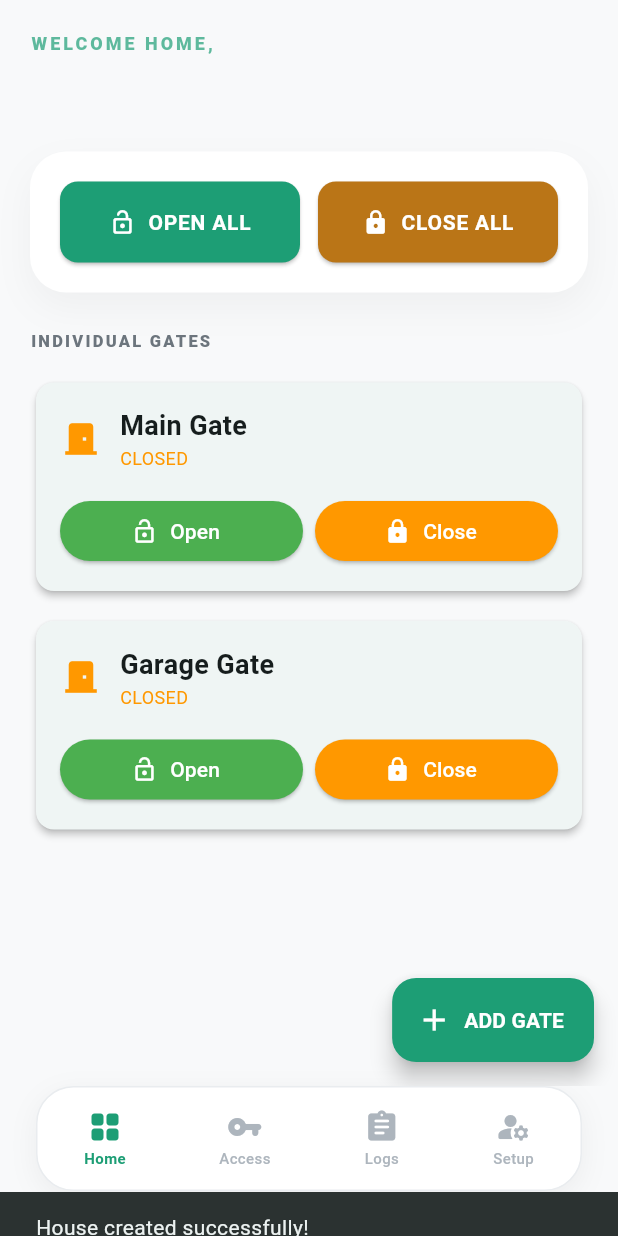
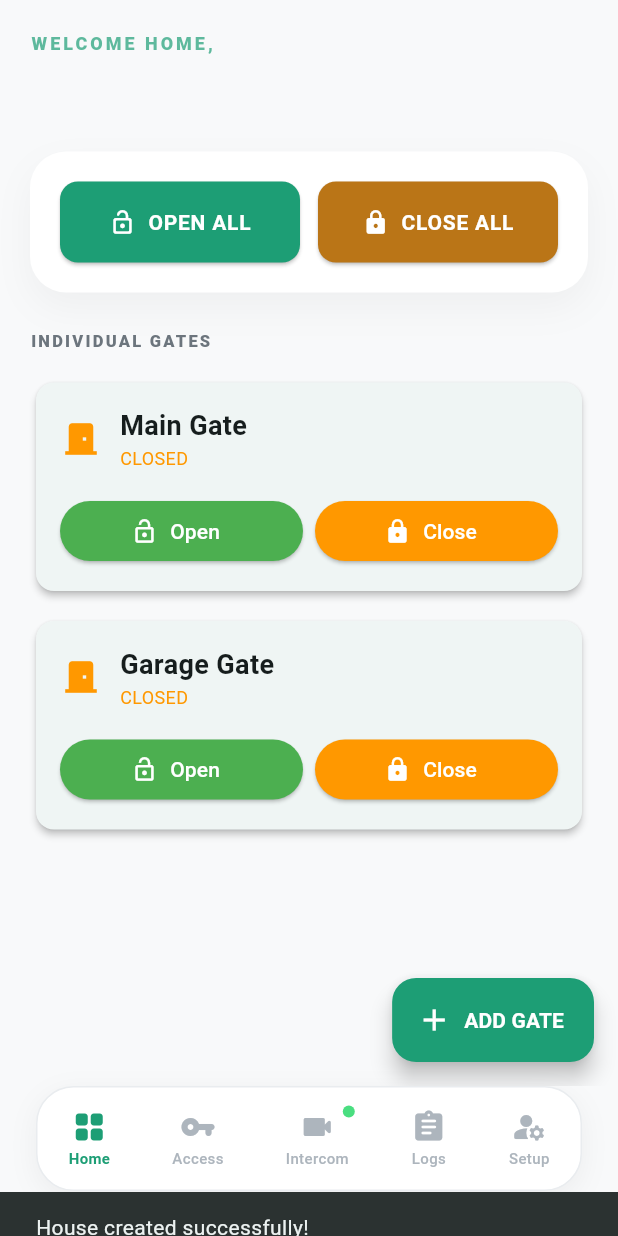
Before and after one commit to Yahia-Elshobokshy/Intelligent-Agents, a Flutter app: the screen it shows once a user with an empty profile is signed in, after a tap on "CREATE NEW HOUSE", on a phone screen of 412 x 824 dp. Run offline on Flutter 3.47's test engine with Material 3 defaults, Android fonts, the phone set to English and light mode, and no system bars; our stand-ins replace cloud_firestore, firebase_auth, firebase_core, flutter_riverpod, go_router, share_plus; accounts and stored records are empty; generated files the repository leaves out were written again.

Commit message:
Add Intercom screen and nav tab
Introduce a new Intercom screen (lib/screens/intercom/intercom_screen.dart) with a complete UI, Riverpod state notifier, stubbed ESP32 stream/audio placeholders, mic toggle logic, and simulated speaking indicator. Add logo asset (assets/logo.png) and update .gitignore to ignore .vscode. Integrate IntercomScreen into the main navigation (main_navigation_screen.dart) as a new tab, adjust nav item indices/labels, and add a subtle live-dot badge for the Intercom tab when inactive.

```diff
--- /dev/null
+++ b/mobile app/lib/screens/intercom/intercom_screen.dart
@@ -0,0 +1,583 @@
+import 'dart:async';
+import 'package:flutter/material.dart';
+import 'package:flutter/services.dart';
+import 'package:flutter_riverpod/flutter_riverpod.dart';
+
+// ─── Stub imports (replace with real packages) ────────────────────────────────
+// import 'package:flutter_vlc_player/flutter_vlc_player.dart';
+// import 'package:record/record.dart';
+// import 'package:permission_handler/permission_handler.dart';
+
+// ─── ESP32 config ─────────────────────────────────────────────────────────────
+// const String _esp32BaseUrl  = 'http://192.168.1.XXX';   // ← ESP32 local IP
+// const String _streamUrl     = '$_esp32BaseUrl/stream';   // ← MJPEG stream endpoint
+// const String _audioOutUrl   = '$_esp32BaseUrl/audio/in'; // ← POST PCM chunks here
+// const String _audioInUrl    = '$_esp32BaseUrl/audio/out';// ← GET PCM stream here
+const String _streamUrl = 'http://placeholder-stream';
+
+// ─── Simple state ─────────────────────────────────────────────────────────────
+class _IntercomState {
+  final bool isMuted;
+  final bool isConnected;
+  final bool isSpeaking;   // ESP32 visitor is speaking (VU meter placeholder)
+  const _IntercomState({
+    this.isMuted     = true,
+    this.isConnected = false,
+    this.isSpeaking  = false,
+  });
+  _IntercomState copyWith({bool? isMuted, bool? isConnected, bool? isSpeaking}) =>
+      _IntercomState(
+        isMuted:     isMuted     ?? this.isMuted,
+        isConnected: isConnected ?? this.isConnected,
+        isSpeaking:  isSpeaking  ?? this.isSpeaking,
+      );
+}
+
+final _intercomProvider =
+    StateNotifierProvider.autoDispose<_IntercomNotifier, _IntercomState>(
+  (_) => _IntercomNotifier(),
+);
+
+class _IntercomNotifier extends StateNotifier<_IntercomState> {
+  _IntercomNotifier() : super(const _IntercomState()) {
+    _connect();
+  }
+
+  Timer? _speakTimer;
+
+  Future<void> _connect() async {
+    // ← ESP32: open MJPEG stream + audio-out stream here
+    await Future.delayed(const Duration(milliseconds: 600));
+    state = state.copyWith(isConnected: true);
+
+    // Simulate visitor speaking periodically (remove once real audio arrives)
+    _speakTimer = Timer.periodic(const Duration(seconds: 3), (_) {
+      state = state.copyWith(isSpeaking: true);
+      Future.delayed(const Duration(milliseconds: 900),
+          () => state = state.copyWith(isSpeaking: false));
+    });
+  }
+
+  void toggleMute() {
+    final muting = !state.isMuted;
+    state = state.copyWith(isMuted: muting);
+    if (muting) {
+      // ← ESP32: stop sending mic chunks
+      _stopMicStream();
+    } else {
+      // ← ESP32: start sending mic chunks to /audio/in
+      _startMicStream();
+    }
+  }
+
+  void _startMicStream() {
+    // Replace with: record package → HTTP chunked POST to _audioOutUrl
+    debugPrint('[Intercom] Mic → ESP32 started');
+  }
+
+  void _stopMicStream() {
+    debugPrint('[Intercom] Mic → ESP32 stopped');
+  }
+
+  @override
+  void dispose() {
+    _speakTimer?.cancel();
+    _stopMicStream();
+    // ← ESP32: close streams
+    super.dispose();
+  }
+}
+
+
+// ─── Screen ───────────────────────────────────────────────────────────────────
+class IntercomScreen extends ConsumerWidget {
+  const IntercomScreen({super.key});
+
+  @override
+  Widget build(BuildContext context, WidgetRef ref) {
+    final state = ref.watch(_intercomProvider);
+    final notifier = ref.read(_intercomProvider.notifier);
+    final top = MediaQuery.of(context).padding.top;
+
+    return AnnotatedRegion<SystemUiOverlayStyle>(
+      value: SystemUiOverlayStyle.light,
+      child: Scaffold(
+        backgroundColor: const Color(0xFF0A0E1A),
+        body: Stack(
+          children: [
+            // ── Camera feed (full screen) ──────────────────────────────────
+            Positioned.fill(
+              child: _CameraFeedWidget(
+                streamUrl:   _streamUrl,
+                isConnected: state.isConnected,
+              ),
+            ),
+
+            // ── Top gradient ───────────────────────────────────────────────
+            Positioned(
+              top: 0, left: 0, right: 0,
+              height: top + 100,
+              child: DecoratedBox(
+                decoration: BoxDecoration(
+                  gradient: LinearGradient(
+                    begin: Alignment.topCenter,
+                    end: Alignment.bottomCenter,
+                    colors: [
+                      Colors.black.withOpacity(0.75),
+                      Colors.transparent,
+                    ],
+                  ),
+                ),
+              ),
+            ),
+
+            // ── Bottom gradient ────────────────────────────────────────────
+            const Positioned(
+              bottom: 0, left: 0, right: 0,
+              height: 260,
+              child: DecoratedBox(
+                decoration: BoxDecoration(
+                  gradient: LinearGradient(
+                    begin: Alignment.bottomCenter,
+                    end: Alignment.topCenter,
+                    colors: [Colors.black, Colors.transparent],
+                  ),
+                ),
+              ),
+            ),
+
+            // ── Top bar ────────────────────────────────────────────────────
+            Positioned(
+              top: top + 8,
+              left: 16,
+              right: 16,
+              child: _TopBar(isConnected: state.isConnected),
+            ),
+
+            // ── Visitor speaking indicator ──────────────────────────────────
+            if (state.isSpeaking)
+              Positioned(
+                top: top + 70,
+                left: 0, right: 0,
+                child: const _SpeakingBanner(),
+              ),
+
+            // ── Bottom controls ─────────────────────────────────────────────
+            Positioned(
+              bottom: 36,
+              left: 24, right: 24,
+              child: _BottomControls(
+                isMuted: state.isMuted,
+                onToggleMute: notifier.toggleMute,
+              ),
+            ),
+          ],
+        ),
+      ),
+    );
+  }
+}
+
+
+// ─── Camera feed ──────────────────────────────────────────────────────────────
+class _CameraFeedWidget extends StatelessWidget {
+  final String streamUrl;
+  final bool isConnected;
+  const _CameraFeedWidget({required this.streamUrl, required this.isConnected});
+
+  @override
+  Widget build(BuildContext context) {
+    if (!isConnected) {
+      return const _ConnectingPlaceholder();
+    }
+
+    // ← ESP32: swap this Container for VlcPlayer pointing at _streamUrl
+    //   VlcPlayerController _ctrl = VlcPlayerController.network(streamUrl,
+    //       hwAcc: HwAcc.full, autoPlay: true);
+    //   return VlcPlayer(controller: _ctrl, aspectRatio: 4/3, placeholder: ...);
+    return Container(
+      color: const Color(0xFF0D1220),
+      child: Center(
+        child: Column(
+          mainAxisSize: MainAxisSize.min,
+          children: [
+            Icon(Icons.videocam_rounded,
+                size: 64, color: Colors.white.withOpacity(0.12)),
+            const SizedBox(height: 12),
+            Text(
+              'Camera stream\n$streamUrl',
+              textAlign: TextAlign.center,
+              style: TextStyle(
+                color: Colors.white.withOpacity(0.18),
+                fontSize: 12,
+                fontFamily: 'monospace',
+              ),
+            ),
+          ],
+        ),
+      ),
+    );
+  }
+}
+
+class _ConnectingPlaceholder extends StatefulWidget {
+  const _ConnectingPlaceholder();
+  @override
+  State<_ConnectingPlaceholder> createState() => _ConnectingPlaceholderState();
+}
+
+class _ConnectingPlaceholderState extends State<_ConnectingPlaceholder>
+    with SingleTickerProviderStateMixin {
+  late AnimationController _ctrl;
+  late Animation<double> _pulse;
+
+  @override
+  void initState() {
+    super.initState();
+    _ctrl = AnimationController(
+        vsync: this, duration: const Duration(milliseconds: 1200))
+      ..repeat(reverse: true);
+    _pulse = Tween(begin: 0.4, end: 1.0).animate(
+        CurvedAnimation(parent: _ctrl, curve: Curves.easeInOut));
+  }
+
+  @override
+  void dispose() { _ctrl.dispose(); super.dispose(); }
+
+  @override
+  Widget build(BuildContext context) {
+    return Container(
+      color: const Color(0xFF080C16),
+      child: Center(
+        child: AnimatedBuilder(
+          animation: _pulse,
+          builder: (_, __) => Opacity(
+            opacity: _pulse.value,
+            child: Column(
+              mainAxisSize: MainAxisSize.min,
+              children: [
+                const Icon(Icons.wifi_find_rounded,
+                    size: 48, color: Color(0xFF4A90D9)),
+                const SizedBox(height: 16),
+                Text('Connecting to device…',
+                    style: TextStyle(
+                        color: Colors.white.withOpacity(0.5),
+                        fontSize: 14,
+                        letterSpacing: 0.5)),
+              ],
+            ),
+          ),
+        ),
+      ),
+    );
+  }
+}
+
+
+// ─── Top bar ──────────────────────────────────────────────────────────────────
+class _TopBar extends StatelessWidget {
+  final bool isConnected;
+  const _TopBar({required this.isConnected});
+
+  @override
+  Widget build(BuildContext context) {
+    return Row(
+      children: [
+        // Back button
+        GestureDetector(
+          onTap: () => Navigator.of(context).maybePop(),
+          child: Container(
+            width: 40, height: 40,
+            decoration: BoxDecoration(
+              color: Colors.white.withOpacity(0.12),
+              borderRadius: BorderRadius.circular(12),
+            ),
+            child: const Icon(Icons.arrow_back_ios_new_rounded,
+                color: Colors.white, size: 18),
+          ),
+        ),
+        const SizedBox(width: 14),
+
+        // Title
+        Expanded(
+          child: Column(
+            crossAxisAlignment: CrossAxisAlignment.start,
+            children: [
+              const Text('Front Door',
+                  style: TextStyle(
+                      color: Colors.white,
+                      fontSize: 17,
+                      fontWeight: FontWeight.w700,
+                      letterSpacing: 0.2)),
+              Row(
+                children: [
+                  AnimatedContainer(
+                    duration: const Duration(milliseconds: 400),
+                    width: 7, height: 7,
+                    decoration: BoxDecoration(
+                      shape: BoxShape.circle,
+                      color: isConnected
+                          ? const Color(0xFF4ADE80)
+                          : const Color(0xFFF87171),
+                    ),
+                  ),
+                  const SizedBox(width: 5),
+                  Text(
+                    isConnected ? 'Live' : 'Connecting…',
+                    style: TextStyle(
+                        color: Colors.white.withOpacity(0.6),
+                        fontSize: 12,
+                        fontWeight: FontWeight.w500),
+                  ),
+                ],
+              ),
+            ],
+          ),
+        ),
+
+        // Snapshot button
+        _IconBtn(
+          icon: Icons.photo_camera_outlined,
+          onTap: () {
+            // ← ESP32: GET /snapshot  → save to gallery
+            ScaffoldMessenger.of(context).showSnackBar(
+              const SnackBar(
+                content: Text('Snapshot saved'),
+                behavior: SnackBarBehavior.floating,
+                duration: Duration(seconds: 2),
+              ),
+            );
+          },
+        ),
+      ],
+    );
+  }
+}
+
+
+// ─── Speaking banner ──────────────────────────────────────────────────────────
+class _SpeakingBanner extends StatefulWidget {
+  const _SpeakingBanner();
+  @override
+  State<_SpeakingBanner> createState() => _SpeakingBannerState();
+}
+
+class _SpeakingBannerState extends State<_SpeakingBanner>
+    with SingleTickerProviderStateMixin {
+  late AnimationController _ctrl;
+  late Animation<double> _fade;
+
+  @override
+  void initState() {
+    super.initState();
+    _ctrl = AnimationController(
+        vsync: this, duration: const Duration(milliseconds: 300));
+    _fade = CurvedAnimation(parent: _ctrl, curve: Curves.easeOut);
+    _ctrl.forward();
+  }
+  @override
+  void dispose() { _ctrl.dispose(); super.dispose(); }
+
+  @override
+  Widget build(BuildContext context) {
+    return FadeTransition(
+      opacity: _fade,
+      child: Center(
+        child: Container(
+          padding: const EdgeInsets.symmetric(horizontal: 16, vertical: 8),
+          decoration: BoxDecoration(
+            color: Colors.black.withOpacity(0.6),
+            borderRadius: BorderRadius.circular(20),
+            border: Border.all(color: Colors.white.withOpacity(0.15)),
+          ),
+          child: Row(
+            mainAxisSize: MainAxisSize.min,
+            children: [
+              _WaveformIcon(),
+              const SizedBox(width: 8),
+              Text('Visitor is speaking',
+                  style: TextStyle(
+                      color: Colors.white.withOpacity(0.85),
+                      fontSize: 13,
+                      fontWeight: FontWeight.w500)),
+            ],
+          ),
+        ),
+      ),
+    );
+  }
+}
+
+class _WaveformIcon extends StatefulWidget {
+  @override
+  State<_WaveformIcon> createState() => _WaveformIconState();
+}
+
+class _WaveformIconState extends State<_WaveformIcon>
+    with SingleTickerProviderStateMixin {
+  late AnimationController _ctrl;
+
+  @override
+  void initState() {
+    super.initState();
+    _ctrl = AnimationController(
+        vsync: this, duration: const Duration(milliseconds: 600))
+      ..repeat(reverse: true);
+  }
+  @override
+  void dispose() { _ctrl.dispose(); super.dispose(); }
+
+  @override
+  Widget build(BuildContext context) {
+    return AnimatedBuilder(
+      animation: _ctrl,
+      builder: (_, __) {
+        return Row(
+          mainAxisSize: MainAxisSize.min,
+          children: List.generate(4, (i) {
+            final h = 6.0 + (_ctrl.value * 10) * ((i % 2 == 0) ? 1 : 0.6);
+            return Padding(
+              padding: const EdgeInsets.symmetric(horizontal: 1.5),
+              child: Container(
+                width: 3, height: h,
+                decoration: BoxDecoration(
+                  color: const Color(0xFF4ADE80),
+                  borderRadius: BorderRadius.circular(2),
+                ),
+              ),
+            );
+          }),
+        );
+      },
+    );
+  }
+}
+
+
+// ─── Bottom controls ──────────────────────────────────────────────────────────
+class _BottomControls extends StatelessWidget {
+  final bool isMuted;
+  final VoidCallback onToggleMute;
+  const _BottomControls({required this.isMuted, required this.onToggleMute});
+
+  @override
+  Widget build(BuildContext context) {
+    return Column(
+      mainAxisSize: MainAxisSize.min,
+      children: [
+        // Hint text
+        AnimatedSwitcher(
+          duration: const Duration(milliseconds: 250),
+          child: Text(
+            isMuted
+                ? 'Tap the mic to speak to the visitor'
+                : 'You are live — visitor can hear you',
+            key: ValueKey(isMuted),
+            style: TextStyle(
+              color: Colors.white.withOpacity(0.55),
+              fontSize: 13,
+              fontWeight: FontWeight.w400,
+            ),
+          ),
+        ),
+        const SizedBox(height: 20),
+
+        Row(
+          mainAxisAlignment: MainAxisAlignment.center,
+          children: [
+            // Volume / speaker mute (visitor → homeowner audio)
+            _IconBtn(
+              icon: Icons.volume_up_rounded,
+              size: 52,
+              onTap: () {
+                // ← ESP32: pause /audio/out stream
+              },
+            ),
+            const SizedBox(width: 24),
+
+            // ── Big mic button ─────────────────────────────────────────────
+            GestureDetector(
+              onTap: onToggleMute,
+              child: AnimatedContainer(
+                duration: const Duration(milliseconds: 300),
+                curve: Curves.easeOutBack,
+                width:  isMuted ? 76 : 88,
+                height: isMuted ? 76 : 88,
+                decoration: BoxDecoration(
+                  shape: BoxShape.circle,
+                  color: isMuted
+                      ? Colors.white.withOpacity(0.12)
+                      : const Color(0xFF4ADE80),
+                  border: Border.all(
+                    color: isMuted
+                        ? Colors.white.withOpacity(0.2)
+                        : const Color(0xFF4ADE80),
+                    width: 2,
+                  ),
+                  boxShadow: isMuted ? [] : [
+                    BoxShadow(
+                        color: const Color(0xFF4ADE80).withOpacity(0.45),
+                        blurRadius: 24,
+                        spreadRadius: 4),
+                  ],
+                ),
+                child: Icon(
+                  isMuted ? Icons.mic_off_rounded : Icons.mic_rounded,
+                  color: isMuted ? Colors.white.withOpacity(0.7) : Colors.black,
+                  size: 32,
+                ),
+              ),
+            ),
+
+            const SizedBox(width: 24),
+
+            // Snapshot / extra action
+            _IconBtn(
+              icon: Icons.photo_camera_outlined,
+              size: 52,
+              onTap: () {
+                // ← ESP32: GET /snapshot
+              },
+            ),
+          ],
+        ),
+
+        const SizedBox(height: 4),
+        Text(
+          isMuted ? 'Mic Off' : 'Mic On',
+          style: TextStyle(
+            color: isMuted
+                ? Colors.white.withOpacity(0.35)
+                : const Color(0xFF4ADE80),
+            fontSize: 11,
+            fontWeight: FontWeight.w600,
+            letterSpacing: 0.5,
+          ),
+        ),
+      ],
+    );
+  }
+}
+
+class _IconBtn extends StatelessWidget {
+  final IconData icon;
+  final VoidCallback onTap;
+  final double size;
+  const _IconBtn({required this.icon, required this.onTap, this.size = 46});
+
+  @override
+  Widget build(BuildContext context) {
+    return GestureDetector(
+      onTap: onTap,
+      child: Container(
+        width: size, height: size,
+        decoration: BoxDecoration(
+          shape: BoxShape.circle,
+          color: Colors.white.withOpacity(0.10),
+          border: Border.all(color: Colors.white.withOpacity(0.15)),
+        ),
+        child: Icon(icon, color: Colors.white.withOpacity(0.8), size: size * 0.44),
+      ),
+    );
+  }
+}
--- a/mobile app/lib/screens/main_navigation_screen.dart
+++ b/mobile app/lib/screens/main_navigation_screen.dart
@@ -6,20 +6,24 @@ import 'dashboard/dashboard_screen.dart';
 import 'otp/otp_screen.dart';
 import 'logs/logs_screen.dart';
 import 'settings/settings_screen.dart';
+import 'intercom/intercom_screen.dart';          // ← new
 
 class MainNavigationScreen extends ConsumerStatefulWidget {
   const MainNavigationScreen({super.key});
 
   @override
-  ConsumerState<MainNavigationScreen> createState() => _MainNavigationScreenState();
+  ConsumerState<MainNavigationScreen> createState() =>
+      _MainNavigationScreenState();
 }
 
-class _MainNavigationScreenState extends ConsumerState<MainNavigationScreen> {
+class _MainNavigationScreenState
+    extends ConsumerState<MainNavigationScreen> {
   int _selectedIndex = 0;
 
   final List<Widget> _screens = const [
     DashboardScreen(),
     OTPScreen(),
+    IntercomScreen(),      // ← new (index 2)
     LogsScreen(),
     SettingsScreen(),
   ];
@@ -28,7 +32,6 @@ class _MainNavigationScreenState extends ConsumerState<MainNavigationScreen> {
   Widget build(BuildContext context) {
     return Scaffold(
       backgroundColor: AppTheme.grey50,
-      // Removed extendBody: true so content STOPs at the bar
       body: Column(
         children: [
           Expanded(
@@ -46,7 +49,7 @@ class _MainNavigationScreenState extends ConsumerState<MainNavigationScreen> {
   Widget _buildBottomZone() {
     return Container(
       padding: const EdgeInsets.fromLTRB(24, 0, 24, 30),
-      color: AppTheme.grey50, // Matches scaffold to create a hard stop
+      color: AppTheme.grey50,
       child: Container(
         height: 70,
         decoration: BoxDecoration(
@@ -64,10 +67,11 @@ class _MainNavigationScreenState extends ConsumerState<MainNavigationScreen> {
         child: Row(
           mainAxisAlignment: MainAxisAlignment.spaceAround,
           children: [
-            _navItem(0, Icons.grid_view_rounded, 'Home'),
-            _navItem(1, Icons.vpn_key_rounded, 'Access'),
-            _navItem(2, Icons.assignment_rounded, 'Logs'),
-            _navItem(3, Icons.manage_accounts_rounded, 'Setup'),
+            _navItem(0, Icons.grid_view_rounded,      'Home'),
+            _navItem(1, Icons.vpn_key_rounded,         'Access'),
+            _navItem(2, Icons.videocam_rounded,        'Intercom'),  // ← new
+            _navItem(3, Icons.assignment_rounded,      'Logs'),
+            _navItem(4, Icons.manage_accounts_rounded, 'Setup'),
           ],
         ),
       ),
@@ -76,11 +80,18 @@ class _MainNavigationScreenState extends ConsumerState<MainNavigationScreen> {
 
   Widget _navItem(int index, IconData icon, String label) {
     final bool isSelected = _selectedIndex == index;
-    final Color color = isSelected ? AppTheme.primary : AppTheme.grey400;
+    final Color color =
+        isSelected ? AppTheme.primary : AppTheme.grey400;
+
+    // Intercom tab gets a subtle live-dot badge when not selected
+    final bool isIntercom = index == 2;
 
     return InkWell(
       onTap: () => setState(() => _selectedIndex = index),
-      child: Column(
+      child: Stack(
+        clipBehavior: Clip.none,
+        children: [
+          Column(
             mainAxisSize: MainAxisSize.min,
             children: [
               Icon(icon, color: color, size: 24),
@@ -90,7 +101,24 @@ class _MainNavigationScreenState extends ConsumerState<MainNavigationScreen> {
                 style: TextStyle(
                   color: color,
                   fontSize: 10,
-              fontWeight: isSelected ? FontWeight.bold : FontWeight.w500,
+                  fontWeight:
+                      isSelected ? FontWeight.bold : FontWeight.w500,
+                ),
+              ),
+            ],
+          ),
+          // Live indicator dot on Intercom tab when not active
+          if (isIntercom && !isSelected)
+            Positioned(
+              top: -2,
+              right: -4,
+              child: Container(
+                width: 8,
+                height: 8,
+                decoration: const BoxDecoration(
+                  shape: BoxShape.circle,
+                  color: Color(0xFF4ADE80),
+                ),
               ),
             ),
         ],
```
Also changed, not shown: mobile app/assets/logo.png (added), 1 other file. Lines whose indentation alone changed are shown as unchanged.
